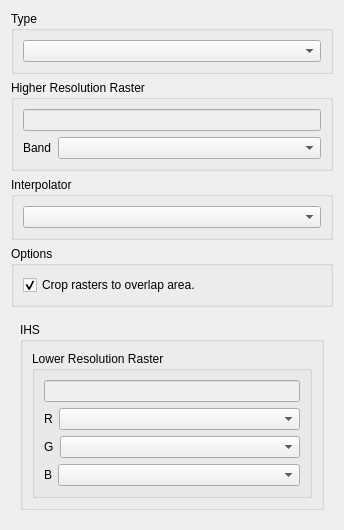
This is src/terralib/qt/widgets/rp/ui/FusionWizardPageForm.ui in claudiobogossian/terralib5 as Qt 5 draws it before an edit. The edited form follows.
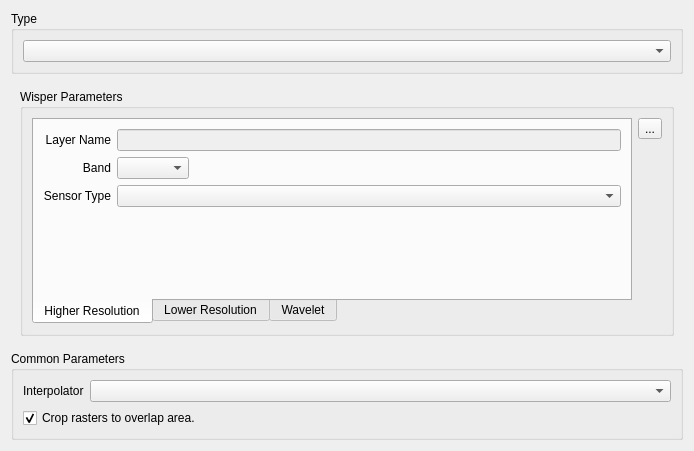
This is the edited form. The open tabs and pages were chosen to show the change.

Commit message: added wisper fusion method on qt fusion component.

Patch:
```diff
--- a/src/terralib/qt/widgets/rp/ui/FusionWizardPageForm.ui
+++ b/src/terralib/qt/widgets/rp/ui/FusionWizardPageForm.ui
@@ -6,17 +6,39 @@
    <rect>
     <x>0</x>
     <y>0</y>
-    <width>336</width>
-    <height>487</height>
+    <width>694</width>
+    <height>423</height>
    </rect>
   </property>
   <property name="windowTitle">
    <string>Fusion</string>
   </property>
-  <layout class="QGridLayout" name="gridLayout_17">
+  <layout class="QGridLayout" name="gridLayout_42">
    <item row="0" column="0">
-    <layout class="QGridLayout" name="gridLayout_15">
-     <item row="2" column="0">
+    <layout class="QGridLayout" name="gridLayout_41">
+     <item row="0" column="0">
+      <widget class="QGroupBox" name="groupBox">
+       <property name="title">
+        <string>Type</string>
+       </property>
+       <property name="flat">
+        <bool>true</bool>
+       </property>
+       <layout class="QGridLayout" name="gridLayout_8">
+        <item row="0" column="0">
+         <widget class="QComboBox" name="m_fusionTypeComboBox">
+          <property name="sizePolicy">
+           <sizepolicy hsizetype="MinimumExpanding" vsizetype="Fixed">
+            <horstretch>0</horstretch>
+            <verstretch>0</verstretch>
+           </sizepolicy>
+          </property>
+         </widget>
+        </item>
+       </layout>
+      </widget>
+     </item>
+     <item row="1" column="0">
       <widget class="QStackedWidget" name="m_stackedWidget">
        <property name="sizePolicy">
         <sizepolicy hsizetype="Minimum" vsizetype="Preferred">
@@ -28,97 +50,269 @@
         <number>0</number>
        </property>
        <widget class="QWidget" name="page_5">
-        <layout class="QGridLayout" name="gridLayout_29">
-         <item row="1" column="0">
+        <layout class="QGridLayout" name="gridLayout_39">
+         <item row="0" column="0">
           <widget class="QGroupBox" name="groupBox_2">
            <property name="title">
-            <string>IHS</string>
-           </property>
-           <layout class="QGridLayout" name="gridLayout_7">
-            <item row="0" column="0">
-             <widget class="QGroupBox" name="groupBox_4">
-              <property name="title">
-               <string>Lower Resolution Raster</string>
+            <string>IHS Parameters</string>
               </property>
               <property name="flat">
                <bool>true</bool>
               </property>
-              <layout class="QGridLayout" name="gridLayout_2">
+           <layout class="QGridLayout" name="gridLayout_38">
                <item row="0" column="0">
-                <layout class="QGridLayout" name="gridLayout">
+             <widget class="QTabWidget" name="tabWidget_2">
+              <property name="tabPosition">
+               <enum>QTabWidget::South</enum>
+              </property>
+              <property name="tabShape">
+               <enum>QTabWidget::Rounded</enum>
+              </property>
+              <property name="currentIndex">
+               <number>0</number>
+              </property>
+              <widget class="QWidget" name="tab_4">
+               <attribute name="title">
+                <string>Higher Resolution</string>
+               </attribute>
+               <layout class="QGridLayout" name="gridLayout_44">
                  <item row="0" column="0">
-                  <widget class="QLineEdit" name="m_ihsLowerLineEdit">
+                 <layout class="QGridLayout" name="gridLayout_17">
+                  <item row="0" column="0">
+                   <layout class="QGridLayout" name="gridLayout_16">
+                    <item row="0" column="0">
+                     <layout class="QGridLayout" name="gridLayout_11">
+                      <item row="0" column="0">
+                       <widget class="QLabel" name="label_10">
+                        <property name="text">
+                         <string>Layer Name</string>
+                        </property>
+                        <property name="alignment">
+                         <set>Qt::AlignRight|Qt::AlignTrailing|Qt::AlignVCenter</set>
+                        </property>
+                       </widget>
+                      </item>
+                      <item row="1" column="0">
+                       <widget class="QLabel" name="label_7">
+                        <property name="text">
+                         <string>Band</string>
+                        </property>
+                        <property name="alignment">
+                         <set>Qt::AlignRight|Qt::AlignTrailing|Qt::AlignVCenter</set>
+                        </property>
+                       </widget>
+                      </item>
+                     </layout>
+                    </item>
+                    <item row="0" column="1">
+                     <layout class="QGridLayout" name="gridLayout_15">
+                      <item row="0" column="0">
+                       <widget class="QLineEdit" name="m_higherLineEdit_IHS">
                    <property name="enabled">
                     <bool>false</bool>
                    </property>
                   </widget>
                  </item>
                  <item row="1" column="0">
+                       <layout class="QGridLayout" name="gridLayout_10">
+                        <item row="0" column="0">
+                         <widget class="QComboBox" name="m_bandComboBox_IHS">
+                          <property name="sizePolicy">
+                           <sizepolicy hsizetype="Preferred" vsizetype="Fixed">
+                            <horstretch>0</horstretch>
+                            <verstretch>0</verstretch>
+                           </sizepolicy>
+                          </property>
+                         </widget>
+                        </item>
+                        <item row="0" column="1">
+                         <spacer name="horizontalSpacer_3">
+                          <property name="orientation">
+                           <enum>Qt::Horizontal</enum>
+                          </property>
+                          <property name="sizeHint" stdset="0">
+                           <size>
+                            <width>40</width>
+                            <height>20</height>
+                           </size>
+                          </property>
+                         </spacer>
+                        </item>
+                       </layout>
+                      </item>
+                     </layout>
+                    </item>
+                   </layout>
+                  </item>
+                  <item row="1" column="0">
+                   <spacer name="verticalSpacer_3">
+                    <property name="orientation">
+                     <enum>Qt::Vertical</enum>
+                    </property>
+                    <property name="sizeHint" stdset="0">
+                     <size>
+                      <width>20</width>
+                      <height>40</height>
+                     </size>
+                    </property>
+                   </spacer>
+                  </item>
+                 </layout>
+                </item>
+               </layout>
+              </widget>
+              <widget class="QWidget" name="tab_5">
+               <attribute name="title">
+                <string>Lower Resolution</string>
+               </attribute>
+               <layout class="QGridLayout" name="gridLayout_6">
+                <item row="0" column="0">
+                 <layout class="QGridLayout" name="gridLayout_5">
+                  <item row="0" column="0">
                   <layout class="QGridLayout" name="gridLayout_4">
                    <item row="0" column="0">
+                     <layout class="QGridLayout" name="gridLayout_2">
+                      <item row="0" column="0">
+                       <widget class="QLabel" name="label_12">
+                        <property name="text">
+                         <string>Layer Name</string>
+                        </property>
+                        <property name="alignment">
+                         <set>Qt::AlignRight|Qt::AlignTrailing|Qt::AlignVCenter</set>
+                        </property>
+                       </widget>
+                      </item>
+                      <item row="1" column="0">
                     <widget class="QLabel" name="label_2">
                      <property name="text">
                       <string>R</string>
                      </property>
-                    </widget>
-                   </item>
-                   <item row="0" column="1">
-                    <widget class="QComboBox" name="m_ihsRComboBox">
-                     <property name="sizePolicy">
-                      <sizepolicy hsizetype="MinimumExpanding" vsizetype="Fixed">
-                       <horstretch>0</horstretch>
-                       <verstretch>0</verstretch>
-                      </sizepolicy>
+                        <property name="alignment">
+                         <set>Qt::AlignRight|Qt::AlignTrailing|Qt::AlignVCenter</set>
                      </property>
                     </widget>
                    </item>
-                  </layout>
-                 </item>
                  <item row="2" column="0">
-                  <layout class="QGridLayout" name="gridLayout_5">
-                   <item row="0" column="0">
                     <widget class="QLabel" name="label_3">
                      <property name="text">
                       <string>G</string>
                      </property>
-                    </widget>
-                   </item>
-                   <item row="0" column="1">
-                    <widget class="QComboBox" name="m_ihsGComboBox">
-                     <property name="sizePolicy">
-                      <sizepolicy hsizetype="MinimumExpanding" vsizetype="Fixed">
-                       <horstretch>0</horstretch>
-                       <verstretch>0</verstretch>
-                      </sizepolicy>
+                        <property name="alignment">
+                         <set>Qt::AlignRight|Qt::AlignTrailing|Qt::AlignVCenter</set>
                      </property>
                     </widget>
                    </item>
-                  </layout>
-                 </item>
                  <item row="3" column="0">
-                  <layout class="QGridLayout" name="gridLayout_6">
-                   <item row="0" column="0">
                     <widget class="QLabel" name="label_4">
                      <property name="text">
                       <string>B</string>
                      </property>
-                    </widget>
+                        <property name="alignment">
+                         <set>Qt::AlignRight|Qt::AlignTrailing|Qt::AlignVCenter</set>
+                        </property>
+                       </widget>
+                      </item>
+                     </layout>
                    </item>
                    <item row="0" column="1">
+                     <layout class="QGridLayout" name="gridLayout">
+                      <item row="0" column="0" colspan="2">
+                       <widget class="QLineEdit" name="m_ihsLowerLineEdit">
+                        <property name="enabled">
+                         <bool>false</bool>
+                        </property>
+                       </widget>
+                      </item>
+                      <item row="1" column="0">
+                       <widget class="QComboBox" name="m_ihsRComboBox">
+                        <property name="sizePolicy">
+                         <sizepolicy hsizetype="Preferred" vsizetype="Fixed">
+                          <horstretch>0</horstretch>
+                          <verstretch>0</verstretch>
+                         </sizepolicy>
+                        </property>
+                       </widget>
+                      </item>
+                      <item row="1" column="1">
+                       <spacer name="horizontalSpacer_4">
+                        <property name="orientation">
+                         <enum>Qt::Horizontal</enum>
+                        </property>
+                        <property name="sizeHint" stdset="0">
+                         <size>
+                          <width>40</width>
+                          <height>20</height>
+                         </size>
+                        </property>
+                       </spacer>
+                      </item>
+                      <item row="2" column="0">
+                       <widget class="QComboBox" name="m_ihsGComboBox">
+                        <property name="sizePolicy">
+                         <sizepolicy hsizetype="Preferred" vsizetype="Fixed">
+                          <horstretch>0</horstretch>
+                          <verstretch>0</verstretch>
+                         </sizepolicy>
+                        </property>
+                       </widget>
+                      </item>
+                      <item row="2" column="1">
+                       <spacer name="horizontalSpacer_5">
+                        <property name="orientation">
+                         <enum>Qt::Horizontal</enum>
+                        </property>
+                        <property name="sizeHint" stdset="0">
+                         <size>
+                          <width>40</width>
+                          <height>20</height>
+                         </size>
+                        </property>
+                       </spacer>
+                      </item>
+                      <item row="3" column="0">
                     <widget class="QComboBox" name="m_ihsBComboBox">
                      <property name="sizePolicy">
-                      <sizepolicy hsizetype="MinimumExpanding" vsizetype="Fixed">
+                         <sizepolicy hsizetype="Preferred" vsizetype="Fixed">
                        <horstretch>0</horstretch>
                        <verstretch>0</verstretch>
                       </sizepolicy>
                      </property>
                     </widget>
                    </item>
+                      <item row="3" column="1">
+                       <spacer name="horizontalSpacer_6">
+                        <property name="orientation">
+                         <enum>Qt::Horizontal</enum>
+                        </property>
+                        <property name="sizeHint" stdset="0">
+                         <size>
+                          <width>40</width>
+                          <height>20</height>
+                         </size>
+                        </property>
+                       </spacer>
+                      </item>
                   </layout>
                  </item>
                 </layout>
                </item>
-              </layout>
+                  <item row="1" column="0">
+                   <spacer name="verticalSpacer_4">
+                    <property name="orientation">
+                     <enum>Qt::Vertical</enum>
+                    </property>
+                    <property name="sizeHint" stdset="0">
+                     <size>
+                      <width>20</width>
+                      <height>40</height>
+                     </size>
+                    </property>
+                   </spacer>
+                  </item>
+                 </layout>
+                </item>
+               </layout>
+              </widget>
              </widget>
             </item>
            </layout>
@@ -127,39 +321,141 @@
         </layout>
        </widget>
        <widget class="QWidget" name="page">
-        <layout class="QGridLayout" name="gridLayout_3">
+        <layout class="QGridLayout" name="gridLayout_40">
          <item row="0" column="0">
           <widget class="QGroupBox" name="groupBox_3">
            <property name="title">
-            <string>PCA</string>
+            <string>PCA Parameters</string>
            </property>
+           <property name="flat">
+            <bool>true</bool>
+           </property>
+           <layout class="QGridLayout" name="gridLayout_21">
+            <item row="0" column="0">
+             <widget class="QTabWidget" name="tabWidget_3">
+              <property name="tabPosition">
+               <enum>QTabWidget::South</enum>
+              </property>
+              <property name="currentIndex">
+               <number>0</number>
+              </property>
+              <widget class="QWidget" name="tab_6">
+               <attribute name="title">
+                <string>Higher Resolution</string>
+               </attribute>
+               <layout class="QGridLayout" name="gridLayout_45">
+                <item row="0" column="0">
+                 <layout class="QGridLayout" name="gridLayout_43">
+                  <item row="0" column="0">
+                   <layout class="QGridLayout" name="gridLayout_20">
+                    <item row="0" column="0">
            <layout class="QGridLayout" name="gridLayout_19">
             <item row="0" column="0">
-             <widget class="QGroupBox" name="groupBox_7">
-              <property name="title">
-               <string>Lower Resolution Raster</string>
-              </property>
-              <property name="flat">
-               <bool>true</bool>
-              </property>
+                       <widget class="QLabel" name="label_13">
+                        <property name="text">
+                         <string>Layer Name</string>
+                        </property>
+                        <property name="alignment">
+                         <set>Qt::AlignRight|Qt::AlignTrailing|Qt::AlignVCenter</set>
+                        </property>
+                       </widget>
+                      </item>
+                      <item row="1" column="0">
+                       <widget class="QLabel" name="label_8">
+                        <property name="text">
+                         <string>Band</string>
+                        </property>
+                        <property name="alignment">
+                         <set>Qt::AlignRight|Qt::AlignTrailing|Qt::AlignVCenter</set>
+                        </property>
+                       </widget>
+                      </item>
+                     </layout>
+                    </item>
+                    <item row="0" column="1">
               <layout class="QGridLayout" name="gridLayout_14">
                <item row="0" column="0">
+                       <widget class="QLineEdit" name="m_higherLineEdit_PCA">
+                        <property name="enabled">
+                         <bool>false</bool>
+                        </property>
+                       </widget>
+                      </item>
+                      <item row="1" column="0">
+                       <layout class="QGridLayout" name="gridLayout_9">
+                        <item row="0" column="0">
+                         <widget class="QComboBox" name="m_bandComboBox_PCA">
+                          <property name="sizePolicy">
+                           <sizepolicy hsizetype="Preferred" vsizetype="Fixed">
+                            <horstretch>0</horstretch>
+                            <verstretch>0</verstretch>
+                           </sizepolicy>
+                          </property>
+                         </widget>
+                        </item>
+                        <item row="0" column="1">
+                         <spacer name="horizontalSpacer_7">
+                          <property name="orientation">
+                           <enum>Qt::Horizontal</enum>
+                          </property>
+                          <property name="sizeHint" stdset="0">
+                           <size>
+                            <width>40</width>
+                            <height>20</height>
+                           </size>
+                          </property>
+                         </spacer>
+                        </item>
+                       </layout>
+                      </item>
+                     </layout>
+                    </item>
+                   </layout>
+                  </item>
+                  <item row="1" column="0">
+                   <spacer name="verticalSpacer_5">
+                    <property name="orientation">
+                     <enum>Qt::Vertical</enum>
+                    </property>
+                    <property name="sizeHint" stdset="0">
+                     <size>
+                      <width>20</width>
+                      <height>40</height>
+                     </size>
+                    </property>
+                   </spacer>
+                  </item>
+                 </layout>
+                </item>
+               </layout>
+              </widget>
+              <widget class="QWidget" name="tab_7">
+               <attribute name="title">
+                <string>Lower Resolution</string>
+               </attribute>
+               <layout class="QGridLayout" name="gridLayout_46">
+                <item row="0" column="0">
                 <layout class="QGridLayout" name="gridLayout_13">
                  <item row="0" column="0">
+                   <layout class="QGridLayout" name="gridLayout_7">
+                    <item row="0" column="0">
+                     <widget class="QLabel" name="label_14">
+                      <property name="text">
+                       <string>Layer Name</string>
+                      </property>
+                     </widget>
+                    </item>
+                    <item row="0" column="1">
                   <widget class="QLineEdit" name="m_pcaLowerLineEdit">
                    <property name="enabled">
                     <bool>false</bool>
                    </property>
                   </widget>
                  </item>
+                   </layout>
+                  </item>
                  <item row="1" column="0">
                   <widget class="QListWidget" name="m_listWidget">
-                   <property name="maximumSize">
-                    <size>
-                     <width>16777215</width>
-                     <height>90</height>
-                    </size>
-                   </property>
                    <property name="selectionMode">
                     <enum>QAbstractItemView::MultiSelection</enum>
                    </property>
@@ -169,67 +465,239 @@
                </item>
               </layout>
              </widget>
-            </item>
-           </layout>
           </widget>
          </item>
         </layout>
        </widget>
-      </widget>
-     </item>
-     <item row="0" column="0">
-      <layout class="QGridLayout" name="gridLayout_11">
-       <item row="0" column="0">
-        <widget class="QGroupBox" name="groupBox">
-         <property name="title">
-          <string>Type</string>
-         </property>
-         <property name="flat">
-          <bool>true</bool>
-         </property>
-         <layout class="QGridLayout" name="gridLayout_8">
-          <item row="0" column="0">
-           <widget class="QComboBox" name="m_fusionTypeComboBox">
-            <property name="sizePolicy">
-             <sizepolicy hsizetype="MinimumExpanding" vsizetype="Fixed">
-              <horstretch>0</horstretch>
-              <verstretch>0</verstretch>
-             </sizepolicy>
-            </property>
-           </widget>
-          </item>
-         </layout>
-        </widget>
-       </item>
-       <item row="1" column="0">
+         </item>
+        </layout>
+       </widget>
+       <widget class="QWidget" name="page_2">
+        <layout class="QGridLayout" name="gridLayout_37">
+         <item row="0" column="0">
         <widget class="QGroupBox" name="groupBox_5">
          <property name="title">
-          <string>Higher Resolution Raster</string>
+            <string>Wisper Parameters</string>
          </property>
          <property name="flat">
           <bool>true</bool>
          </property>
-         <layout class="QGridLayout" name="gridLayout_16">
+           <layout class="QGridLayout" name="gridLayout_48">
           <item row="0" column="0">
-           <layout class="QGridLayout" name="gridLayout_9">
+             <layout class="QGridLayout" name="gridLayout_47">
             <item row="0" column="0">
-             <widget class="QLineEdit" name="m_higherLineEdit">
+               <widget class="QTabWidget" name="tabWidget">
+                <property name="tabPosition">
+                 <enum>QTabWidget::South</enum>
+                </property>
+                <property name="currentIndex">
+                 <number>0</number>
+                </property>
+                <widget class="QWidget" name="tab">
+                 <attribute name="title">
+                  <string>Higher Resolution</string>
+                 </attribute>
+                 <layout class="QGridLayout" name="gridLayout_27">
+                  <item row="0" column="0">
+                   <layout class="QGridLayout" name="gridLayout_26">
+                    <item row="0" column="0">
+                     <layout class="QGridLayout" name="gridLayout_25">
+                      <item row="0" column="0">
+                       <layout class="QGridLayout" name="gridLayout_24">
+                        <item row="0" column="0">
+                         <widget class="QLabel" name="label_15">
+                          <property name="text">
+                           <string>Layer Name</string>
+                          </property>
+                          <property name="alignment">
+                           <set>Qt::AlignRight|Qt::AlignTrailing|Qt::AlignVCenter</set>
+                          </property>
+                         </widget>
+                        </item>
+                        <item row="1" column="0">
+                         <widget class="QLabel" name="label_9">
+                          <property name="text">
+                           <string>Band</string>
+                          </property>
+                          <property name="alignment">
+                           <set>Qt::AlignRight|Qt::AlignTrailing|Qt::AlignVCenter</set>
+                          </property>
+                         </widget>
+                        </item>
+                        <item row="2" column="0">
+                         <widget class="QLabel" name="label_11">
+                          <property name="text">
+                           <string>Sensor Type</string>
+                          </property>
+                          <property name="alignment">
+                           <set>Qt::AlignRight|Qt::AlignTrailing|Qt::AlignVCenter</set>
+                          </property>
+                         </widget>
+                        </item>
+                       </layout>
+                      </item>
+                      <item row="0" column="1">
+                       <layout class="QGridLayout" name="gridLayout_22">
+                        <item row="0" column="0">
+                         <widget class="QLineEdit" name="m_higherLineEdit_Wisper">
               <property name="enabled">
                <bool>false</bool>
               </property>
              </widget>
             </item>
             <item row="1" column="0">
-             <layout class="QGridLayout" name="gridLayout_10">
+                         <layout class="QGridLayout" name="gridLayout_3">
               <item row="0" column="0">
+                           <widget class="QComboBox" name="m_bandComboBox_Wisper">
+                            <property name="sizePolicy">
+                             <sizepolicy hsizetype="Preferred" vsizetype="Fixed">
+                              <horstretch>0</horstretch>
+                              <verstretch>0</verstretch>
+                             </sizepolicy>
+                            </property>
+                           </widget>
+                          </item>
+                          <item row="0" column="1">
+                           <spacer name="horizontalSpacer_2">
+                            <property name="orientation">
+                             <enum>Qt::Horizontal</enum>
+                            </property>
+                            <property name="sizeHint" stdset="0">
+                             <size>
+                              <width>40</width>
+                              <height>20</height>
+                             </size>
+                            </property>
+                           </spacer>
+                          </item>
+                         </layout>
+                        </item>
+                        <item row="2" column="0">
+                         <widget class="QComboBox" name="m_sensorTypeComboBox">
+                          <property name="sizePolicy">
+                           <sizepolicy hsizetype="MinimumExpanding" vsizetype="Fixed">
+                            <horstretch>0</horstretch>
+                            <verstretch>0</verstretch>
+                           </sizepolicy>
+                          </property>
+                         </widget>
+                        </item>
+                       </layout>
+                      </item>
+                     </layout>
+                    </item>
+                    <item row="1" column="0">
+                     <spacer name="verticalSpacer">
+                      <property name="orientation">
+                       <enum>Qt::Vertical</enum>
+                      </property>
+                      <property name="sizeHint" stdset="0">
+                       <size>
+                        <width>20</width>
+                        <height>40</height>
+                       </size>
+                      </property>
+                     </spacer>
+                    </item>
+                   </layout>
+                  </item>
+                 </layout>
+                </widget>
+                <widget class="QWidget" name="tab_2">
+                 <attribute name="title">
+                  <string>Lower Resolution</string>
+                 </attribute>
+                 <layout class="QGridLayout" name="gridLayout_31">
+                  <item row="0" column="0">
+                   <layout class="QGridLayout" name="gridLayout_29">
+                    <item row="0" column="0">
+                     <layout class="QGridLayout" name="gridLayout_28">
+                      <item row="0" column="0">
+                       <widget class="QLabel" name="label_16">
+                        <property name="text">
+                         <string>Layer Name</string>
+                        </property>
+                       </widget>
+                      </item>
+                      <item row="0" column="1">
+                       <widget class="QLineEdit" name="m_wisperLowerLineEdit">
+                        <property name="enabled">
+                         <bool>false</bool>
+                        </property>
+                       </widget>
+                      </item>
+                     </layout>
+                    </item>
+                    <item row="1" column="0">
+                     <widget class="QTableWidget" name="m_wisperTableWidget">
+                      <property name="minimumSize">
+                       <size>
+                        <width>0</width>
+                        <height>130</height>
+                       </size>
+                      </property>
+                      <property name="selectionMode">
+                       <enum>QAbstractItemView::NoSelection</enum>
+                      </property>
+                      <attribute name="horizontalHeaderStretchLastSection">
+                       <bool>true</bool>
+                      </attribute>
+                      <attribute name="verticalHeaderVisible">
+                       <bool>false</bool>
+                      </attribute>
+                      <column>
+                       <property name="text">
+                        <string>Band</string>
+                       </property>
+                      </column>
+                      <column>
+                       <property name="text">
+                        <string>Sensor Type</string>
+                       </property>
+                      </column>
+                     </widget>
+                    </item>
+                   </layout>
+                  </item>
+                 </layout>
+                </widget>
+                <widget class="QWidget" name="tab_3">
+                 <attribute name="title">
+                  <string>Wavelet</string>
+                 </attribute>
+                 <layout class="QGridLayout" name="gridLayout_32">
+                  <item row="0" column="0">
+                   <layout class="QGridLayout" name="gridLayout_30">
+                    <item row="0" column="0">
+                     <layout class="QGridLayout" name="gridLayout_35">
+                      <item row="0" column="0">
+                       <layout class="QGridLayout" name="gridLayout_33">
+                        <item row="0" column="0">
+                         <widget class="QLabel" name="label_5">
+                          <property name="text">
+                           <string>Filter Type</string>
+                          </property>
+                          <property name="alignment">
+                           <set>Qt::AlignRight|Qt::AlignTrailing|Qt::AlignVCenter</set>
+                          </property>
+                         </widget>
+                        </item>
+                        <item row="1" column="0">
                <widget class="QLabel" name="label_6">
                 <property name="text">
-                 <string>Band</string>
+                           <string>Decomposition Levels</string>
+                          </property>
+                          <property name="alignment">
+                           <set>Qt::AlignRight|Qt::AlignTrailing|Qt::AlignVCenter</set>
                 </property>
                </widget>
               </item>
+                       </layout>
+                      </item>
               <item row="0" column="1">
-               <widget class="QComboBox" name="m_bandComboBox">
+                       <layout class="QGridLayout" name="gridLayout_34">
+                        <item row="0" column="0" colspan="2">
+                         <widget class="QComboBox" name="m_waveletComboBox">
                 <property name="sizePolicy">
                  <sizepolicy hsizetype="MinimumExpanding" vsizetype="Fixed">
                   <horstretch>0</horstretch>
@@ -238,40 +706,114 @@
                 </property>
                </widget>
               </item>
+                        <item row="1" column="0">
+                         <widget class="QSpinBox" name="m_waveletLevelsSpinBox"/>
+                        </item>
+                        <item row="1" column="1">
+                         <spacer name="horizontalSpacer">
+                          <property name="orientation">
+                           <enum>Qt::Horizontal</enum>
+                          </property>
+                          <property name="sizeHint" stdset="0">
+                           <size>
+                            <width>40</width>
+                            <height>20</height>
+                           </size>
+                          </property>
+                         </spacer>
+                        </item>
              </layout>
             </item>
            </layout>
           </item>
-         </layout>
+                    <item row="1" column="0">
+                     <spacer name="verticalSpacer_2">
+                      <property name="orientation">
+                       <enum>Qt::Vertical</enum>
+                      </property>
+                      <property name="sizeHint" stdset="0">
+                       <size>
+                        <width>20</width>
+                        <height>40</height>
+                       </size>
+                      </property>
+                     </spacer>
+                    </item>
+                   </layout>
+                  </item>
+                 </layout>
+                </widget>
+               </widget>
+              </item>
+              <item row="0" column="1">
+               <layout class="QGridLayout" name="gridLayout_36">
+                <item row="0" column="0">
+                 <widget class="QToolButton" name="m_scatterBoolButton">
+                  <property name="text">
+                   <string>...</string>
+                  </property>
+                  <property name="checkable">
+                   <bool>true</bool>
+                  </property>
+                 </widget>
+                </item>
+                <item row="1" column="0">
+                 <spacer name="verticalSpacer_6">
+                  <property name="orientation">
+                   <enum>Qt::Vertical</enum>
+                  </property>
+                  <property name="sizeHint" stdset="0">
+                   <size>
+                    <width>20</width>
+                    <height>40</height>
+                   </size>
+                  </property>
+                 </spacer>
+                </item>
+               </layout>
+              </item>
+             </layout>
+            </item>
+           </layout>
+          </widget>
+         </item>
+        </layout>
+       </widget>
         </widget>
        </item>
        <item row="2" column="0">
         <widget class="QGroupBox" name="groupBox_6">
          <property name="title">
-          <string>Interpolator</string>
+        <string>Common Parameters</string>
          </property>
          <property name="flat">
           <bool>true</bool>
          </property>
-         <layout class="QGridLayout" name="gridLayout_12">
+       <layout class="QGridLayout" name="gridLayout_23">
           <item row="0" column="0">
-           <widget class="QComboBox" name="m_interpolatorComboBox"/>
-          </item>
-         </layout>
-        </widget>
-       </item>
-      </layout>
-     </item>
-     <item row="1" column="0">
-      <widget class="QGroupBox" name="groupBox_8">
-       <property name="title">
-        <string>Options</string>
-       </property>
-       <property name="flat">
-        <bool>true</bool>
-       </property>
        <layout class="QGridLayout" name="gridLayout_18">
         <item row="0" column="0">
+           <layout class="QGridLayout" name="gridLayout_12">
+            <item row="0" column="0">
+             <widget class="QLabel" name="label">
+              <property name="text">
+               <string>Interpolator</string>
+              </property>
+             </widget>
+            </item>
+            <item row="0" column="1">
+             <widget class="QComboBox" name="m_interpolatorComboBox">
+              <property name="sizePolicy">
+               <sizepolicy hsizetype="MinimumExpanding" vsizetype="Fixed">
+                <horstretch>0</horstretch>
+                <verstretch>0</verstretch>
+               </sizepolicy>
+              </property>
+             </widget>
+            </item>
+           </layout>
+          </item>
+          <item row="1" column="0">
          <widget class="QCheckBox" name="m_cropCheckBox">
           <property name="text">
            <string>Crop rasters to overlap area.</string>
@@ -282,6 +824,8 @@
          </widget>
         </item>
        </layout>
+        </item>
+       </layout>
       </widget>
      </item>
     </layout>
```
Left out of the diff: 19 changed lines with no effect on the pictures. Lines whose indentation alone changed are shown as unchanged. The commit also changes 5 other files.
